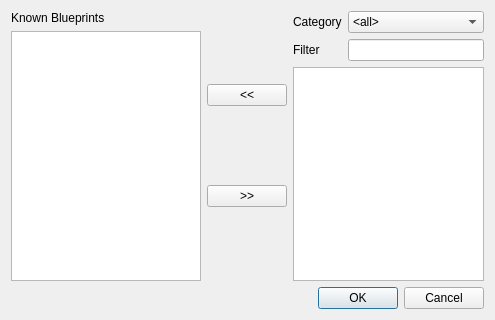
Above: starcheat/templates/Blueprints.ui from wizzomafizzo/starcheat before the change. Below: the same form after it.
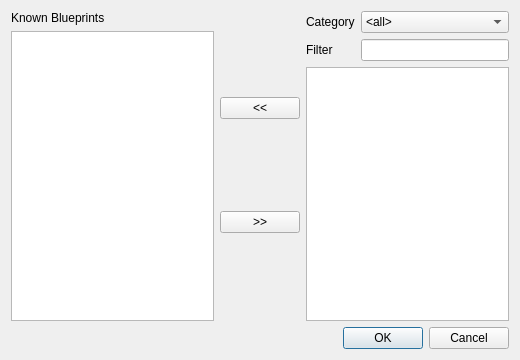
That is the form after the change.

The edit to the form file:
```diff
--- a/starcheat/templates/Blueprints.ui
+++ b/starcheat/templates/Blueprints.ui
@@ -9,8 +9,8 @@
    <rect>
     <x>0</x>
     <y>0</y>
-    <width>495</width>
-    <height>320</height>
+    <width>520</width>
+    <height>360</height>
    </rect>
   </property>
   <property name="windowTitle">
```
